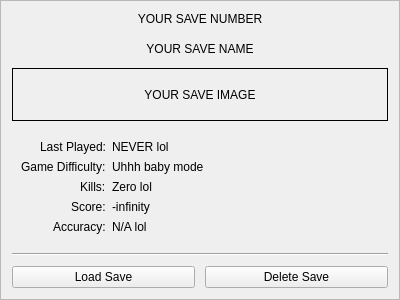
Above: PySource/Widgets/save_slot_widget.ui from CorruptedBrainn/The-VALUE before the change. Below: the same form after it.
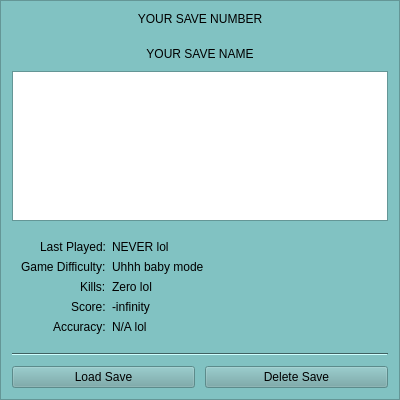
That is the form after the change.

```diff
--- a/PySource/Widgets/save_slot_widget.ui
+++ b/PySource/Widgets/save_slot_widget.ui
@@ -7,16 +7,485 @@
     <x>0</x>
     <y>0</y>
     <width>400</width>
-    <height>300</height>
+    <height>400</height>
    </rect>
   </property>
+  <property name="palette">
+   <palette>
+    <active>
+     <colorrole role="WindowText">
+      <brush brushstyle="SolidPattern">
+       <color alpha="255">
+        <red>0</red>
+        <green>0</green>
+        <blue>0</blue>
+       </color>
+      </brush>
+     </colorrole>
+     <colorrole role="Button">
+      <brush brushstyle="SolidPattern">
+       <color alpha="255">
+        <red>111</red>
+        <green>166</green>
+        <blue>166</blue>
+       </color>
+      </brush>
+     </colorrole>
+     <colorrole role="Light">
+      <brush brushstyle="SolidPattern">
+       <color alpha="255">
+        <red>206</red>
+        <green>255</green>
+        <blue>255</blue>
+       </color>
+      </brush>
+     </colorrole>
+     <colorrole role="Midlight">
+      <brush brushstyle="SolidPattern">
+       <color alpha="255">
+        <red>167</red>
+        <green>224</green>
+        <blue>224</blue>
+       </color>
+      </brush>
+     </colorrole>
+     <colorrole role="Dark">
+      <brush brushstyle="SolidPattern">
+       <color alpha="255">
+        <red>64</red>
+        <green>97</green>
+        <blue>97</blue>
+       </color>
+      </brush>
+     </colorrole>
+     <colorrole role="Mid">
+      <brush brushstyle="SolidPattern">
+       <color alpha="255">
+        <red>86</red>
+        <green>129</green>
+        <blue>129</blue>
+       </color>
+      </brush>
+     </colorrole>
+     <colorrole role="Text">
+      <brush brushstyle="SolidPattern">
+       <color alpha="255">
+        <red>0</red>
+        <green>0</green>
+        <blue>0</blue>
+       </color>
+      </brush>
+     </colorrole>
+     <colorrole role="BrightText">
+      <brush brushstyle="SolidPattern">
+       <color alpha="255">
+        <red>255</red>
+        <green>255</green>
+        <blue>255</blue>
+       </color>
+      </brush>
+     </colorrole>
+     <colorrole role="ButtonText">
+      <brush brushstyle="SolidPattern">
+       <color alpha="255">
+        <red>0</red>
+        <green>0</green>
+        <blue>0</blue>
+       </color>
+      </brush>
+     </colorrole>
+     <colorrole role="Base">
+      <brush brushstyle="SolidPattern">
+       <color alpha="255">
+        <red>255</red>
+        <green>255</green>
+        <blue>255</blue>
+       </color>
+      </brush>
+     </colorrole>
+     <colorrole role="Window">
+      <brush brushstyle="SolidPattern">
+       <color alpha="255">
+        <red>129</red>
+        <green>194</green>
+        <blue>194</blue>
+       </color>
+      </brush>
+     </colorrole>
+     <colorrole role="Shadow">
+      <brush brushstyle="SolidPattern">
+       <color alpha="255">
+        <red>0</red>
+        <green>0</green>
+        <blue>0</blue>
+       </color>
+      </brush>
+     </colorrole>
+     <colorrole role="AlternateBase">
+      <brush brushstyle="SolidPattern">
+       <color alpha="255">
+        <red>192</red>
+        <green>224</green>
+        <blue>224</blue>
+       </color>
+      </brush>
+     </colorrole>
+     <colorrole role="ToolTipBase">
+      <brush brushstyle="SolidPattern">
+       <color alpha="255">
+        <red>255</red>
+        <green>255</green>
+        <blue>220</blue>
+       </color>
+      </brush>
+     </colorrole>
+     <colorrole role="ToolTipText">
+      <brush brushstyle="SolidPattern">
+       <color alpha="255">
+        <red>0</red>
+        <green>0</green>
+        <blue>0</blue>
+       </color>
+      </brush>
+     </colorrole>
+     <colorrole role="PlaceholderText">
+      <brush brushstyle="SolidPattern">
+       <color alpha="127">
+        <red>0</red>
+        <green>0</green>
+        <blue>0</blue>
+       </color>
+      </brush>
+     </colorrole>
+     <colorrole role="Accent">
+      <brush brushstyle="SolidPattern">
+       <color alpha="255">
+        <red>255</red>
+        <green>255</green>
+        <blue>255</blue>
+       </color>
+      </brush>
+     </colorrole>
+    </active>
+    <inactive>
+     <colorrole role="WindowText">
+      <brush brushstyle="SolidPattern">
+       <color alpha="255">
+        <red>0</red>
+        <green>0</green>
+        <blue>0</blue>
+       </color>
+      </brush>
+     </colorrole>
+     <colorrole role="Button">
+      <brush brushstyle="SolidPattern">
+       <color alpha="255">
+        <red>111</red>
+        <green>166</green>
+        <blue>166</blue>
+       </color>
+      </brush>
+     </colorrole>
+     <colorrole role="Light">
+      <brush brushstyle="SolidPattern">
+       <color alpha="255">
+        <red>206</red>
+        <green>255</green>
+        <blue>255</blue>
+       </color>
+      </brush>
+     </colorrole>
+     <colorrole role="Midlight">
+      <brush brushstyle="SolidPattern">
+       <color alpha="255">
+        <red>167</red>
+        <green>224</green>
+        <blue>224</blue>
+       </color>
+      </brush>
+     </colorrole>
+     <colorrole role="Dark">
+      <brush brushstyle="SolidPattern">
+       <color alpha="255">
+        <red>64</red>
+        <green>97</green>
+        <blue>97</blue>
+       </color>
+      </brush>
+     </colorrole>
+     <colorrole role="Mid">
+      <brush brushstyle="SolidPattern">
+       <color alpha="255">
+        <red>86</red>
+        <green>129</green>
+        <blue>129</blue>
+       </color>
+      </brush>
+     </colorrole>
+     <colorrole role="Text">
+      <brush brushstyle="SolidPattern">
+       <color alpha="255">
+        <red>0</red>
+        <green>0</green>
+        <blue>0</blue>
+       </color>
+      </brush>
+     </colorrole>
+     <colorrole role="BrightText">
+      <brush brushstyle="SolidPattern">
+       <color alpha="255">
+        <red>255</red>
+        <green>255</green>
+        <blue>255</blue>
+       </color>
+      </brush>
+     </colorrole>
+     <colorrole role="ButtonText">
+      <brush brushstyle="SolidPattern">
+       <color alpha="255">
+        <red>0</red>
+        <green>0</green>
+        <blue>0</blue>
+       </color>
+      </brush>
+     </colorrole>
+     <colorrole role="Base">
+      <brush brushstyle="SolidPattern">
+       <color alpha="255">
+        <red>255</red>
+        <green>255</green>
+        <blue>255</blue>
+       </color>
+      </brush>
+     </colorrole>
+     <colorrole role="Window">
+      <brush brushstyle="SolidPattern">
+       <color alpha="255">
+        <red>129</red>
+        <green>194</green>
+        <blue>194</blue>
+       </color>
+      </brush>
+     </colorrole>
+     <colorrole role="Shadow">
+      <brush brushstyle="SolidPattern">
+       <color alpha="255">
+        <red>0</red>
+        <green>0</green>
+        <blue>0</blue>
+       </color>
+      </brush>
+     </colorrole>
+     <colorrole role="AlternateBase">
+      <brush brushstyle="SolidPattern">
+       <color alpha="255">
+        <red>192</red>
+        <green>224</green>
+        <blue>224</blue>
+       </color>
+      </brush>
+     </colorrole>
+     <colorrole role="ToolTipBase">
+      <brush brushstyle="SolidPattern">
+       <color alpha="255">
+        <red>255</red>
+        <green>255</green>
+        <blue>220</blue>
+       </color>
+      </brush>
+     </colorrole>
+     <colorrole role="ToolTipText">
+      <brush brushstyle="SolidPattern">
+       <color alpha="255">
+        <red>0</red>
+        <green>0</green>
+        <blue>0</blue>
+       </color>
+      </brush>
+     </colorrole>
+     <colorrole role="PlaceholderText">
+      <brush brushstyle="SolidPattern">
+       <color alpha="127">
+        <red>0</red>
+        <green>0</green>
+        <blue>0</blue>
+       </color>
+      </brush>
+     </colorrole>
+     <colorrole role="Accent">
+      <brush brushstyle="SolidPattern">
+       <color alpha="255">
+        <red>255</red>
+        <green>255</green>
+        <blue>255</blue>
+       </color>
+      </brush>
+     </colorrole>
+    </inactive>
+    <disabled>
+     <colorrole role="WindowText">
+      <brush brushstyle="SolidPattern">
+       <color alpha="255">
+        <red>64</red>
+        <green>97</green>
+        <blue>97</blue>
+       </color>
+      </brush>
+     </colorrole>
+     <colorrole role="Button">
+      <brush brushstyle="SolidPattern">
+       <color alpha="255">
+        <red>111</red>
+        <green>166</green>
+        <blue>166</blue>
+       </color>
+      </brush>
+     </colorrole>
+     <colorrole role="Light">
+      <brush brushstyle="SolidPattern">
+       <color alpha="255">
+        <red>206</red>
+        <green>255</green>
+        <blue>255</blue>
+       </color>
+      </brush>
+     </colorrole>
+     <colorrole role="Midlight">
+      <brush brushstyle="SolidPattern">
+       <color alpha="255">
+        <red>167</red>
+        <green>224</green>
+        <blue>224</blue>
+       </color>
+      </brush>
+     </colorrole>
+     <colorrole role="Dark">
+      <brush brushstyle="SolidPattern">
+       <color alpha="255">
+        <red>64</red>
+        <green>97</green>
+        <blue>97</blue>
+       </color>
+      </brush>
+     </colorrole>
+     <colorrole role="Mid">
+      <brush brushstyle="SolidPattern">
+       <color alpha="255">
+        <red>86</red>
+        <green>129</green>
+        <blue>129</blue>
+       </color>
+      </brush>
+     </colorrole>
+     <colorrole role="Text">
+      <brush brushstyle="SolidPattern">
+       <color alpha="255">
+        <red>64</red>
+        <green>97</green>
+        <blue>97</blue>
+       </color>
+      </brush>
+     </colorrole>
+     <colorrole role="BrightText">
+      <brush brushstyle="SolidPattern">
+       <color alpha="255">
+        <red>255</red>
+        <green>255</green>
+        <blue>255</blue>
+       </color>
+      </brush>
+     </colorrole>
+     <colorrole role="ButtonText">
+      <brush brushstyle="SolidPattern">
+       <color alpha="255">
+        <red>64</red>
+        <green>97</green>
+        <blue>97</blue>
+       </color>
+      </brush>
+     </colorrole>
+     <colorrole role="Base">
+      <brush brushstyle="SolidPattern">
+       <color alpha="255">
+        <red>129</red>
+        <green>194</green>
+        <blue>194</blue>
+       </color>
+      </brush>
+     </colorrole>
+     <colorrole role="Window">
+      <brush brushstyle="SolidPattern">
+       <color alpha="255">
+        <red>129</red>
+        <green>194</green>
+        <blue>194</blue>
+       </color>
+      </brush>
+     </colorrole>
+     <colorrole role="Shadow">
+      <brush brushstyle="SolidPattern">
+       <color alpha="255">
+        <red>0</red>
+        <green>0</green>
+        <blue>0</blue>
+       </color>
+      </brush>
+     </colorrole>
+     <colorrole role="AlternateBase">
+      <brush brushstyle="SolidPattern">
+       <color alpha="255">
+        <red>129</red>
+        <green>194</green>
+        <blue>194</blue>
+       </color>
+      </brush>
+     </colorrole>
+     <colorrole role="ToolTipBase">
+      <brush brushstyle="SolidPattern">
+       <color alpha="255">
+        <red>255</red>
+        <green>255</green>
+        <blue>220</blue>
+       </color>
+      </brush>
+     </colorrole>
+     <colorrole role="ToolTipText">
+      <brush brushstyle="SolidPattern">
+       <color alpha="255">
+        <red>0</red>
+        <green>0</green>
+        <blue>0</blue>
+       </color>
+      </brush>
+     </colorrole>
+     <colorrole role="PlaceholderText">
+      <brush brushstyle="SolidPattern">
+       <color alpha="127">
+        <red>64</red>
+        <green>97</green>
+        <blue>97</blue>
+       </color>
+      </brush>
+     </colorrole>
+     <colorrole role="Accent">
+      <brush brushstyle="SolidPattern">
+       <color alpha="255">
+        <red>168</red>
+        <green>252</green>
+        <blue>252</blue>
+       </color>
+      </brush>
+     </colorrole>
+    </disabled>
+   </palette>
+  </property>
   <property name="windowTitle">
    <string>Frame</string>
   </property>
   <property name="frameShape">
    <enum>QFrame::Shape::StyledPanel</enum>
   </property>
-  <layout class="QVBoxLayout" name="verticalLayout_2" stretch="1,1,3,3,1,0">
+  <layout class="QVBoxLayout" name="verticalLayout_2" stretch="1,0,6,3,1,0">
    <property name="spacing">
     <number>10</number>
    </property>
@@ -44,17 +513,7 @@
     </widget>
    </item>
    <item>
-    <widget class="QLabel" name="saveImage">
-     <property name="frameShape">
-      <enum>QFrame::Shape::Box</enum>
-     </property>
-     <property name="text">
-      <string>YOUR SAVE IMAGE</string>
-     </property>
-     <property name="alignment">
-      <set>Qt::AlignmentFlag::AlignCenter</set>
-     </property>
-    </widget>
+    <widget class="QGraphicsView" name="graphicsView"/>
    </item>
    <item>
     <widget class="QWidget" name="saveInfo" native="true">
```
